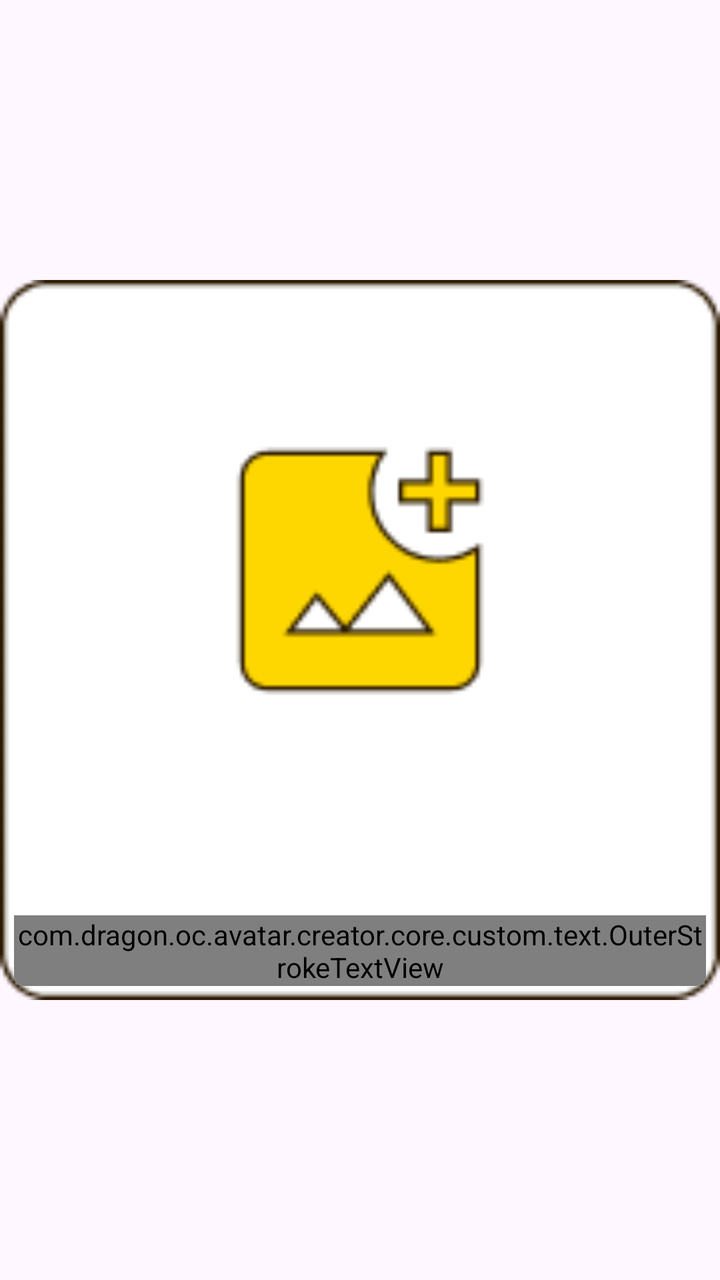
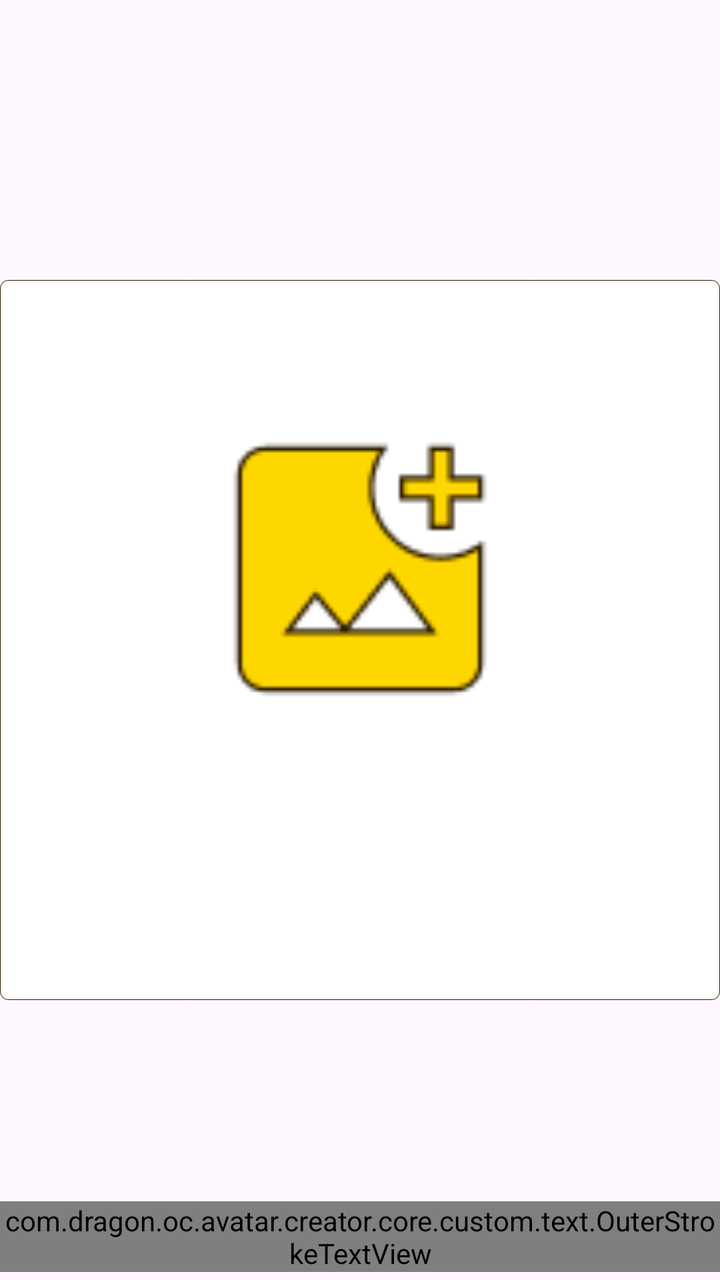

Compare the two renders of this Android layout. The source of the first and the diff that turns it into the second are given below.
<!-- AndroidManifest.xml: application theme Theme.BaseProject -->
<!-- res/layout/item_background_image.xml -->
<?xml version="1.0" encoding="utf-8"?>
<androidx.constraintlayout.widget.ConstraintLayout xmlns:android="http://schemas.android.com/apk/res/android"
    xmlns:app="http://schemas.android.com/apk/res-auto"
    xmlns:tools="http://schemas.android.com/tools"
    android:layout_width="match_parent"
    android:layout_height="wrap_content"
    android:layout_margin="4dp">

    <FrameLayout
        android:layout_width="0dp"
        android:layout_height="0dp"
        app:cardBackgroundColor="@color/white"
        app:layout_constraintBottom_toBottomOf="parent"
        app:layout_constraintDimensionRatio="60:60"
        app:layout_constraintEnd_toEndOf="parent"
        app:layout_constraintStart_toStartOf="parent"
        app:layout_constraintTop_toTopOf="parent">

        <ImageView
            android:id="@+id/imvFrame"
            android:layout_width="match_parent"
            android:layout_height="match_parent"
            android:scaleType="fitXY"
            android:src="@drawable/item_uslt_bg" />

        <com.google.android.material.card.MaterialCardView
            android:layout_width="match_parent"
            android:layout_height="match_parent"
            android:layout_margin="7dp"
            app:cardCornerRadius="5dp"
            app:cardElevation="0dp"
            app:strokeColor="@color/transparent"
            app:cardBackgroundColor="@color/transparent">

            <ImageView
                android:id="@+id/imvImage"
                android:layout_width="match_parent"
                android:layout_height="match_parent"
                android:scaleType="centerCrop" />

            <FrameLayout
                android:id="@+id/lnlAddItem"
                android:layout_width="match_parent"
                android:layout_height="match_parent"
                android:background="@color/transparent"
                android:visibility="visible">

                <ImageView
                    android:layout_width="match_parent"
                    android:layout_height="match_parent"
                    android:adjustViewBounds="true"
                    android:scaleType="fitXY"
                    android:src="@drawable/ic_add_item" />

                <LinearLayout
                    android:layout_width="match_parent"
                    android:layout_height="match_parent"
                    android:orientation="vertical">

                    <Space
                        android:layout_width="match_parent"
                        android:layout_height="389dp"
                        android:layout_weight="2.8" />

                    <com.dragon.oc.avatar.creator.core.custom.text.OuterStrokeTextView
                        android:id="@+id/tvAddImg"
                        android:layout_width="match_parent"
                        android:layout_height="wrap_content"
                        android:text="@string/add_image"
                        android:textColor="@color/white"
                        android:gravity="center"
                        app:outerStrokeWidth="1dp"
                        android:shadowColor="@color/app2"
                        android:shadowDy="3"
                        android:shadowRadius=".1"
                        app:outerStrokeColor="@color/app1"
                        style="@style/single_marquee"
                        android:fontFamily="@font/copperplategothic_bold"
                        android:textSize="10sp" />



                </LinearLayout>

            </FrameLayout>

        </com.google.android.material.card.MaterialCardView>

    </FrameLayout>

</androidx.constraintlayout.widget.ConstraintLayout>
<!-- resources referenced by this layout -->
<resources>
  <color name="app1">#2B1A00</color>
  <color name="app2">#5C2316</color>
  <color name="transparent">#00FFFFFF</color>
  <color name="white">#FFFFFFFF</color>
  <!-- drawable ic_add_item: png bitmap (drawable, 1939 bytes) -->
  <!-- drawable item_uslt_bg: png bitmap (drawable, 1351 bytes) -->
  <string name="add_image">Add Image</string>
  <style name="single_marquee">
          <item name="android:singleLine">true</item>
          <item name="android:ellipsize">marquee</item>
          <item name="android:marqueeRepeatLimit">marquee_forever</item>
      </style>
  <style name="Theme.BaseProject" parent="Base.Theme.BaseProject" />
  <style name="Base.Theme.BaseProject" parent="Theme.Material3.DayNight.NoActionBar">
          <item name="android:windowTranslucentStatus">false</item>
          <item name="android:statusBarColor">@android:color/transparent</item>
          <item name="android:windowSoftInputMode">adjustResize</item>
      </style>
</resources>

<!-- the commit's change to res/layout/item_background_image.xml (unified diff, before → after) -->
@@ -7,8 +7,10 @@
     android:layout_margin="4dp">
 
     <FrameLayout
+        android:id="@+id/bgFrame"
         android:layout_width="0dp"
         android:layout_height="0dp"
+        android:background="@drawable/bg_background_image_unselected"
         app:cardBackgroundColor="@color/white"
         app:layout_constraintBottom_toBottomOf="parent"
         app:layout_constraintDimensionRatio="60:60"
@@ -16,18 +18,11 @@
         app:layout_constraintStart_toStartOf="parent"
         app:layout_constraintTop_toTopOf="parent">
 
-        <ImageView
-            android:id="@+id/imvFrame"
-            android:layout_width="match_parent"
-            android:layout_height="match_parent"
-            android:scaleType="fitXY"
-            android:src="@drawable/item_uslt_bg" />
-
         <com.google.android.material.card.MaterialCardView
             android:layout_width="match_parent"
             android:layout_height="match_parent"
-            android:layout_margin="7dp"
-            app:cardCornerRadius="5dp"
+            android:layout_margin="3dp"
+            app:cardCornerRadius="2dp"
             app:cardElevation="0dp"
             app:strokeColor="@color/transparent"
             app:cardBackgroundColor="@color/transparent">
@@ -52,35 +47,7 @@
                     android:scaleType="fitXY"
                     android:src="@drawable/ic_add_item" />
 
-                <LinearLayout
-                    android:layout_width="match_parent"
-                    android:layout_height="match_parent"
-                    android:orientation="vertical">
 
-                    <Space
-                        android:layout_width="match_parent"
-                        android:layout_height="389dp"
-                        android:layout_weight="2.8" />
-
-                    <com.dragon.oc.avatar.creator.core.custom.text.OuterStrokeTextView
-                        android:id="@+id/tvAddImg"
-                        android:layout_width="match_parent"
-                        android:layout_height="wrap_content"
-                        android:text="@string/add_image"
-                        android:textColor="@color/white"
-                        android:gravity="center"
-                        app:outerStrokeWidth="1dp"
-                        android:shadowColor="@color/app2"
-                        android:shadowDy="3"
-                        android:shadowRadius=".1"
-                        app:outerStrokeColor="@color/app1"
-                        style="@style/single_marquee"
-                        android:fontFamily="@font/copperplategothic_bold"
-                        android:textSize="10sp" />
-
-
-
-                </LinearLayout>
 
             </FrameLayout>
 
@@ -88,4 +55,25 @@
 
     </FrameLayout>
 
+    <com.dragon.oc.avatar.creator.core.custom.text.OuterStrokeTextView
+        android:id="@+id/tvAddImg"
+        android:layout_width="match_parent"
+        android:layout_height="wrap_content"
+        android:layout_gravity="bottom"
+        android:layout_marginBottom="4dp"
+        android:fontFamily="@font/copperplategothic_bold"
+        android:gravity="center"
+        android:shadowColor="@color/app2"
+        android:shadowDy="3"
+        android:shadowRadius=".1"
+        android:text="@string/add_image"
+        android:textColor="@color/white"
+        android:textSize="9.5sp"
+        app:layout_constraintBottom_toBottomOf="parent"
+        app:layout_constraintEnd_toEndOf="parent"
+        app:layout_constraintStart_toStartOf="parent"
+        app:outerStrokeColor="@color/app1"
+        app:outerStrokeWidth=".3dp"
+        style="@style/single_marquee" />
+
 </androidx.constraintlayout.widget.ConstraintLayout>
<!-- resource entries referenced after the edit -->
@@ -4,8 +4,17 @@
   <color name="app2">#5C2316</color>
   <color name="transparent">#00FFFFFF</color>
   <color name="white">#FFFFFFFF</color>
+  <!-- drawable bg_background_image_unselected (drawable) -->
+  <?xml version="1.0" encoding="utf-8"?>
+  <shape xmlns:android="http://schemas.android.com/apk/res/android"
+      android:shape="rectangle">
+      <solid android:color="@color/white" />
+      <corners android:radius="4dp" />
+      <stroke
+          android:width="0.4dp"
+          android:color="#2B1A00" />
+  </shape>
   <!-- drawable ic_add_item: png bitmap (drawable, 1939 bytes) -->
-  <!-- drawable item_uslt_bg: png bitmap (drawable, 1351 bytes) -->
   <string name="add_image">Add Image</string>
   <style name="single_marquee">
           <item name="android:singleLine">true</item>
